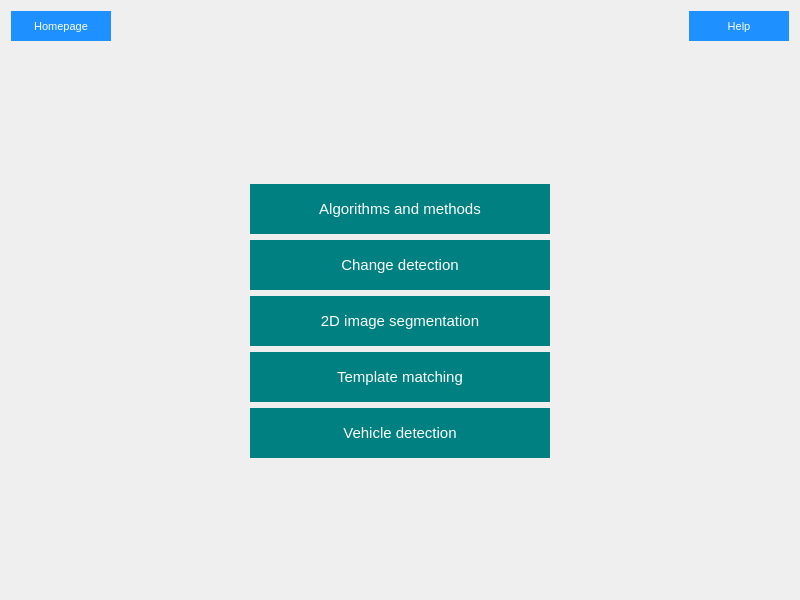
The window that uav.ui (mehmedkadric/uavDataAnalytics) describes before a commit, drawn with Qt 5.
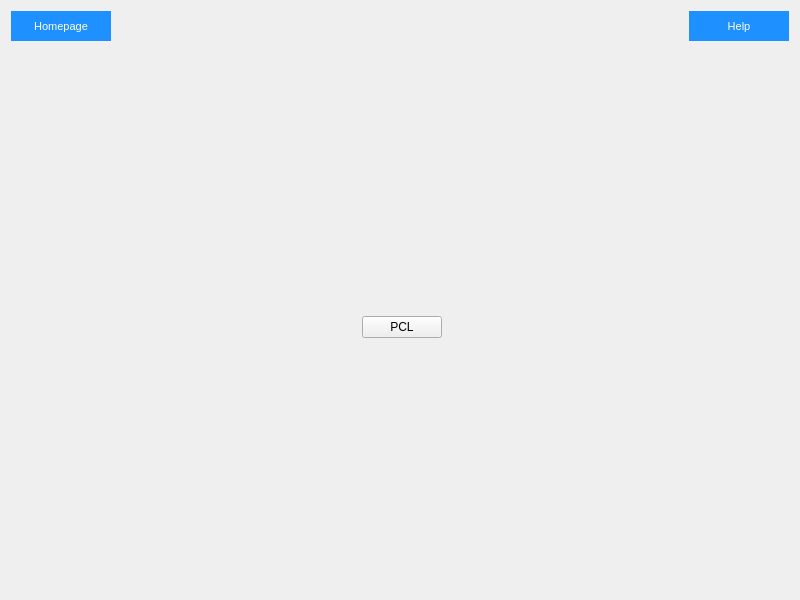
The same window after the commit. The open tabs and pages were chosen to show the change.

Patch:
```diff
--- a/uav.ui
+++ b/uav.ui
@@ -1710,6 +1710,53 @@
        </item>
       </layout>
      </widget>
+     <widget class="QWidget" name="analyzerPCL">
+      <widget class="QWidget" name="gridLayoutWidget">
+       <property name="geometry">
+        <rect>
+         <x>130</x>
+         <y>110</y>
+         <width>521</width>
+         <height>341</height>
+        </rect>
+       </property>
+       <layout class="QGridLayout" name="gridLayout_10">
+        <item row="0" column="0">
+         <spacer name="horizontalSpacer_17">
+          <property name="orientation">
+           <enum>Qt::Horizontal</enum>
+          </property>
+          <property name="sizeHint" stdset="0">
+           <size>
+            <width>40</width>
+            <height>20</height>
+           </size>
+          </property>
+         </spacer>
+        </item>
+        <item row="0" column="1">
+         <widget class="QPushButton" name="hsvSeparator">
+          <property name="text">
+           <string>PCL</string>
+          </property>
+         </widget>
+        </item>
+        <item row="0" column="2">
+         <spacer name="horizontalSpacer_18">
+          <property name="orientation">
+           <enum>Qt::Horizontal</enum>
+          </property>
+          <property name="sizeHint" stdset="0">
+           <size>
+            <width>40</width>
+            <height>20</height>
+           </size>
+          </property>
+         </spacer>
+        </item>
+       </layout>
+      </widget>
+     </widget>
     </widget>
    </item>
    <item row="0" column="0">
```
Left out of the diff: 2 changed lines with no effect on the pictures.
